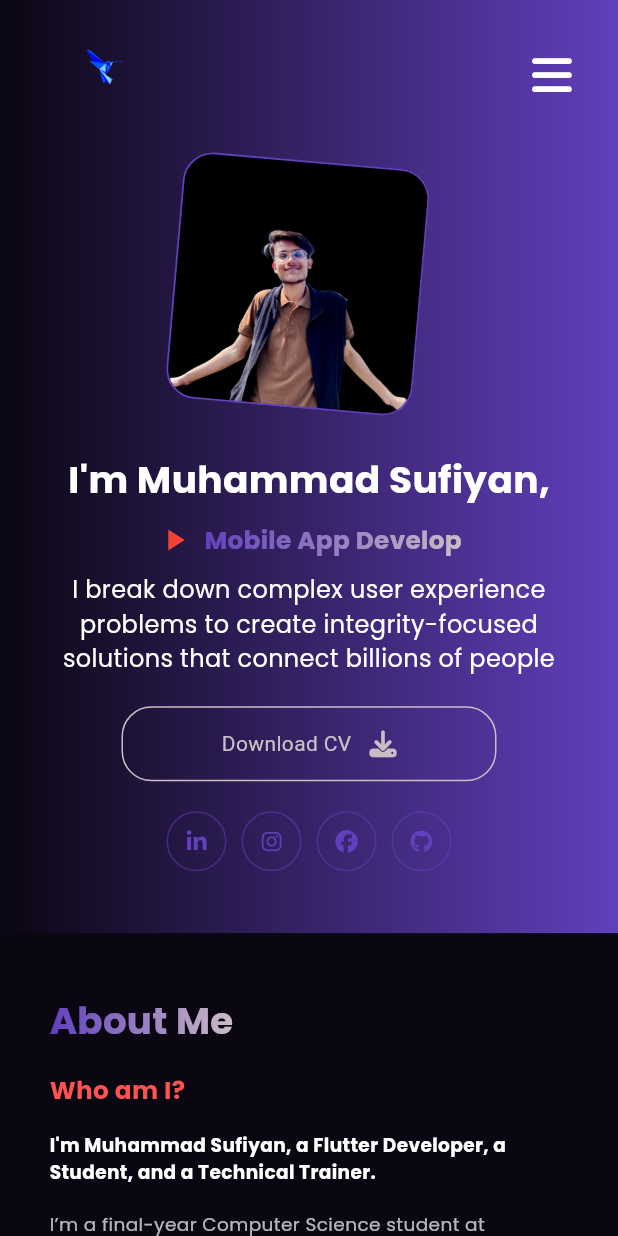
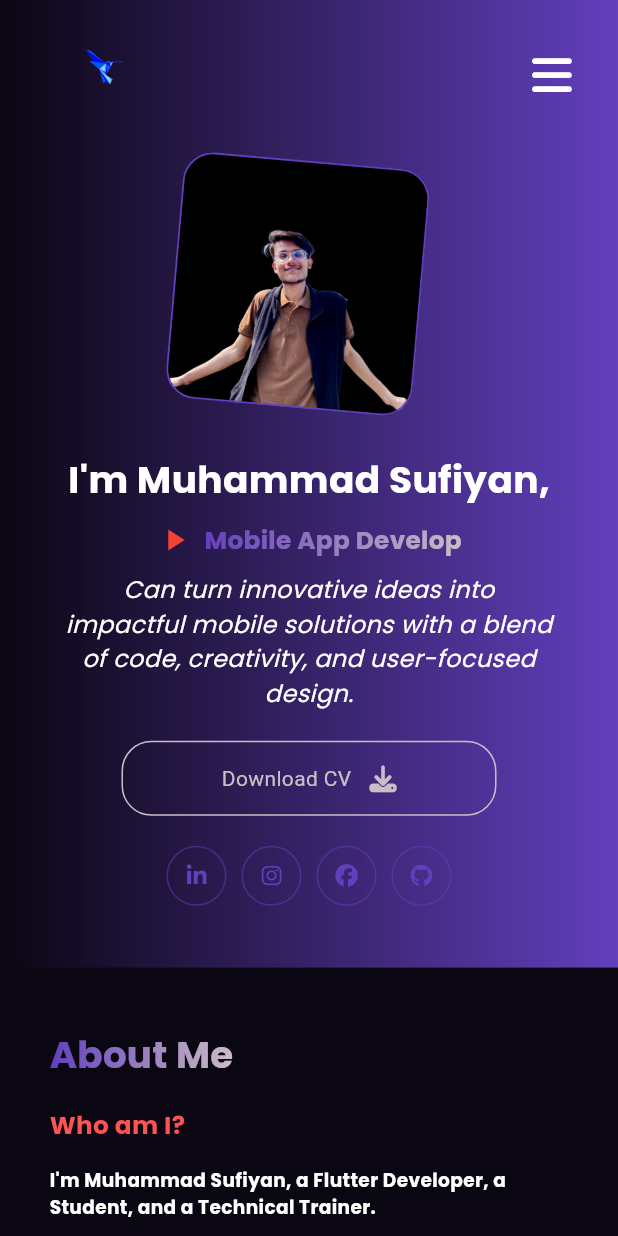
Before and after one commit to 31SUFI/flutter_portfolio_web, a Flutter app: the TabletLayout screen opened directly, after a tap on an icon or button, on a phone screen of 412 x 824 dp. Run offline on Flutter 3.47's test engine with Material 3 defaults, Android fonts, the phone set to English and light mode, and no system bars; drawn by our look-alikes of simple_gradient_text; our stand-ins replace font_awesome_flutter.

Commit message:
minor changes commit

```diff
--- /dev/null
+++ b/lib/Introduction/presentation/widgets/TypingTextSwitcher.dart
@@ -0,0 +1,98 @@
+// lib/Introduction/presentation/widgets/typing_text_switcher.dart
+import 'dart:async';
+import 'package:flutter/material.dart';
+import 'package:simple_gradient_text/simple_gradient_text.dart';
+import 'package:portfolio_web/constants/colors.dart';
+
+class TypingTextSwitcher extends StatefulWidget {
+  final Size size;
+  const TypingTextSwitcher({super.key, required this.size});
+
+  @override
+  _TypingTextSwitcherState createState() => _TypingTextSwitcherState();
+}
+
+class _TypingTextSwitcherState extends State<TypingTextSwitcher> {
+  final List<String> professions = [
+    'Mobile App Developer',
+    'Web Developer',
+    'Flutter Enthusiast',
+  ];
+
+  int _currentIndex = 0;
+  String _currentText = '';
+  bool _isTyping = true;
+  int _textCharIndex = 0;
+  Timer? _typingTimer;
+
+  @override
+  void initState() {
+    super.initState();
+    _startTyping();
+  }
+
+  void _startTyping() {
+    _typingTimer =
+        Timer.periodic(const Duration(milliseconds: 100), (Timer timer) {
+      if (!mounted) {
+        return; // Check if the widget is still mounted before calling setState
+      }
+
+      setState(() {
+        if (_isTyping) {
+          if (_textCharIndex < professions[_currentIndex].length) {
+            _currentText += professions[_currentIndex][_textCharIndex];
+            _textCharIndex++;
+          } else {
+            _isTyping = false;
+            Future.delayed(const Duration(seconds: 1), _startTyping);
+            _typingTimer?.cancel();
+          }
+        } else {
+          if (_textCharIndex > 0) {
+            _textCharIndex--;
+            _currentText = _currentText.substring(0, _textCharIndex);
+          } else {
+            _isTyping = true;
+            _currentIndex = (_currentIndex + 1) % professions.length;
+            _typingTimer?.cancel();
+            _startTyping();
+          }
+        }
+      });
+    });
+  }
+
+  @override
+  void dispose() {
+    _typingTimer?.cancel(); // Cancel the timer when the widget is disposed
+    super.dispose();
+  }
+
+  @override
+  Widget build(BuildContext context) {
+    return Row(
+      mainAxisAlignment: MainAxisAlignment.center,
+      children: [
+        const Icon(
+          Icons.play_arrow,
+          color: Colors.red, // Match the red play button
+        ),
+        const SizedBox(width: 8), // Space between the icon and text
+        GradientText(
+          _currentText,
+          colors: const [
+            AppColors.studio,
+            AppColors.paleSlate,
+          ],
+          style: TextStyle(
+            fontSize: widget.size.width * 0.040,
+            fontFamily: 'Poppins',
+            fontWeight: FontWeight.bold,
+          ),
+          textAlign: widget.size.width < 600 ? TextAlign.center : null,
+        ),
+      ],
+    );
+  }
+}
--- a/lib/Introduction/presentation/widgets/download_cv_widget.dart
+++ b/lib/Introduction/presentation/widgets/download_cv_widget.dart
@@ -7,7 +7,7 @@ class DownloadCVButton extends StatefulWidget {
   const DownloadCVButton({super.key});
 
   // URL of your CV on Google Drive
-  final String cvUrl =
+  final  String cvUrl =
       'https://docs.google.com/document/d/1Jxth5gUbLlkiJ9f0b_Q2gUw7GYNSHYMA2WvSrCJU-bk/edit?usp=drive_link'; // Replace with your CV link
 
   @override
--- a/lib/Introduction/presentation/widgets/header_text_widget.dart
+++ b/lib/Introduction/presentation/widgets/header_text_widget.dart
@@ -1,10 +1,7 @@
+// lib/Introduction/presentation/widgets/header_text_widget.dart
 import 'package:flutter/material.dart';
-import 'dart:async';
-import 'package:portfolio_web/constants/colors.dart';
-import 'package:portfolio_web/Introduction/presentation/widgets/download_cv_widget.dart';
-import 'package:portfolio_web/Introduction/presentation/widgets/social_widget.dart';
+import 'package:portfolio_web/Introduction/presentation/widgets/TypingTextSwitcher.dart';
 import 'package:portfolio_web/screens/widgets/text_widet.dart';
-import 'package:simple_gradient_text/simple_gradient_text.dart';
 
 class HeaderTextWidget extends StatelessWidget {
   final Size size;
@@ -35,17 +32,19 @@ class HeaderTextWidget extends StatelessWidget {
           ),
           if (isMobile || isTablet)
             SizedBox(height: isMobile ? 10 : 10), // Space for mobile and tablet
-          TypingTextSwitcher(size: size), // Typing effect widget
+          TypingTextSwitcher(
+              size: size), // TypingTextSwitcher from the new file
           if (isMobile || isTablet)
             SizedBox(height: isMobile ? 10 : 10), // Space for mobile and tablet
           SizedBox(
             width: size.width *
                 (isMobile ? 0.8 : 0.7), // Adjust text width for mobile/tablet
             child: TextWidget(
+              italic: true,
               sSize: size,
               alignment: TextAlign.center,
               text:
-                  "I break down complex user experience problems to create integrity-focused solutions that connect billions of people",
+                  "Can turn innovative ideas into impactful mobile solutions with a blend of code, creativity, and user-focused design.",
               size: 16,
               color: Colors.white,
               fw: FontWeight.normal,
@@ -56,122 +55,3 @@ class HeaderTextWidget extends StatelessWidget {
     );
   }
 }
-
-// Typing effect for gradient text
-class TypingTextSwitcher extends StatefulWidget {
-  final Size size;
-  const TypingTextSwitcher({super.key, required this.size});
-
-  @override
-  _TypingTextSwitcherState createState() => _TypingTextSwitcherState();
-}
-
-class _TypingTextSwitcherState extends State<TypingTextSwitcher> {
-  final List<String> professions = [
-    'Mobile App Developer',
-    'Web Developer',
-    'Flutter Enthusiast',
-  ];
-
-  int _currentIndex = 0;
-  String _currentText = '';
-  bool _isTyping = true;
-  int _textCharIndex = 0;
-  Timer? _typingTimer;
-
-  @override
-  void initState() {
-    super.initState();
-    _startTyping();
-  }
-
-  void _startTyping() {
-    _typingTimer =
-        Timer.periodic(const Duration(milliseconds: 100), (Timer timer) {
-      if (!mounted) {
-        return; // Check if the widget is still mounted before calling setState
-      }
-
-      setState(() {
-        if (_isTyping) {
-          if (_textCharIndex < professions[_currentIndex].length) {
-            _currentText += professions[_currentIndex][_textCharIndex];
-            _textCharIndex++;
-          } else {
-            _isTyping = false;
-            Future.delayed(const Duration(seconds: 1), _startTyping);
-            _typingTimer?.cancel();
-          }
-        } else {
-          if (_textCharIndex > 0) {
-            _textCharIndex--;
-            _currentText = _currentText.substring(0, _textCharIndex);
-          } else {
-            _isTyping = true;
-            _currentIndex = (_currentIndex + 1) % professions.length;
-            _typingTimer?.cancel();
-            _startTyping();
-          }
-        }
-      });
-    });
-  }
-
-  @override
-  void dispose() {
-    _typingTimer?.cancel(); // Cancel the timer when the widget is disposed
-    super.dispose();
-  }
-
-  @override
-  Widget build(BuildContext context) {
-    return Row(
-      mainAxisAlignment: MainAxisAlignment.center,
-      children: [
-        const Icon(
-          Icons.play_arrow,
-          color: Colors.red, // Match the red play button
-        ),
-        const SizedBox(width: 8), // Space between the icon and text
-        GradientText(
-          _currentText,
-          colors: const [
-            AppColors.studio,
-            AppColors.paleSlate,
-          ],
-          style: TextStyle(
-            fontSize: widget.size.width * 0.040,
-            fontFamily: 'Poppins',
-            fontWeight: FontWeight.bold,
-          ),
-          textAlign: widget.size.width < 600 ? TextAlign.center : null,
-        ),
-      ],
-    );
-  }
-}
-
-class Social_large extends StatelessWidget {
-  const Social_large({
-    super.key,
-    required this.size,
-  });
-
-  final Size size;
-
-  @override
-  Widget build(BuildContext context) {
-    return SizedBox(
-      width: size.width * 0.5,
-      child: const Row(
-        children: [
-          DownloadCVButton(),
-          SizedBox(
-            width: 20,
-          ),
-          SocialWidget()
-        ],
-      ),
-    );
-  }
-}
--- /dev/null
+++ b/lib/Introduction/presentation/widgets/social-large.dart
@@ -0,0 +1,28 @@
+import 'package:flutter/material.dart';
+import 'package:portfolio_web/Introduction/presentation/widgets/download_cv_widget.dart';
+import 'package:portfolio_web/Introduction/presentation/widgets/social_widget.dart';
+
+class Social_large extends StatelessWidget {
+  const Social_large({
+    super.key,
+    required this.size,
+  });
+
+  final Size size;
+
+  @override
+  Widget build(BuildContext context) {
+    return SizedBox(
+      width: size.width * 0.5,
+      child: const Row(
+        children: [
+          DownloadCVButton(),
+          SizedBox(
+            width: 20,
+          ),
+          SocialWidget()
+        ],
+      ),
+    );
+  }
+}
--- a/lib/screens/largescreen/desktop_layout_page.dart
+++ b/lib/screens/largescreen/desktop_layout_page.dart
@@ -1,4 +1,5 @@
 import 'package:flutter/material.dart';
+import 'package:portfolio_web/Introduction/presentation/widgets/social-large.dart';
 import 'package:portfolio_web/constants/styles.dart';
 import 'package:portfolio_web/Aboutme/presentation/widgets/about_me_widget.dart';
 import 'package:portfolio_web/Introduction/presentation/widgets/header_text_widget.dart';
@@ -6,7 +7,7 @@ import 'package:portfolio_web/screens/widgets/nav_bar.dart';
 import 'package:portfolio_web/Projects/presentation/widgets/project_widget.dart';
 import 'package:portfolio_web/Introduction/presentation/widgets/rotating_image_widget.dart';
 import 'package:portfolio_web/Skills/presentation/widgets/tech_stack_widget.dart';
-import 'package:portfolio_web/screens/widgets/footer_widget.dart'; // Import the FooterWidget
+import 'package:portfolio_web/screens/widgets/footer_widget.dart';
 
 class DesktopLayout extends StatefulWidget {
   const DesktopLayout({super.key});
@@ -27,12 +28,12 @@ class _DesktopLayoutState extends State<DesktopLayout> {
         child: SingleChildScrollView(
           child: Column(
             children: [
-              Padding(
-                padding: const EdgeInsets.symmetric(vertical: 20),
-                child: NavBar(size: size),
-              ),
+              // Padding(
+              //   padding: const EdgeInsets.symmetric(vertical: 10),
+              //   child: NavBar(size: size),
+              // ),
               Container(
-                margin: EdgeInsets.symmetric(vertical: size.height * 0.15),
+                margin: EdgeInsets.symmetric(vertical: size.height * 0.10),
                 child: Row(
                   mainAxisSize: MainAxisSize.min,
                   crossAxisAlignment: CrossAxisAlignment.start,
@@ -57,7 +58,7 @@ class _DesktopLayoutState extends State<DesktopLayout> {
                   ],
                 ),
               ),
-              SizedBox(height: size.height * 0.12),
+              // SizedBox(height: size.height * 0.12),
               AboutMeWidget(size: size),
               SizedBox(height: size.height * 0.12),
               TechStackSection(size: size),
--- a/lib/screens/widgets/text_widet.dart
+++ b/lib/screens/widgets/text_widet.dart
@@ -7,7 +7,8 @@ class TextWidget extends StatelessWidget {
   final double? size;
   final FontWeight? fw;
   final Size sSize;
-  final bool underline; // Add a parameter to control underlining
+  final bool underline; // Parameter to toggle underline
+  final bool italic; // Parameter to toggle italic style
 
   const TextWidget({
     super.key,
@@ -18,6 +19,7 @@ class TextWidget extends StatelessWidget {
     this.fw,
     this.alignment,
     this.underline = false, // Default value for underline is false
+    this.italic = false, // Default value for italic is false
   });
 
   @override
@@ -30,6 +32,9 @@ class TextWidget extends StatelessWidget {
         color: color,
         fontWeight: fw,
         fontFamily: 'Poppins',
+        fontStyle: italic
+            ? FontStyle.italic
+            : FontStyle.normal, // Apply italic conditionally
         decoration: underline
             ? TextDecoration.underline
             : TextDecoration.none, // Apply underline conditionally
```
